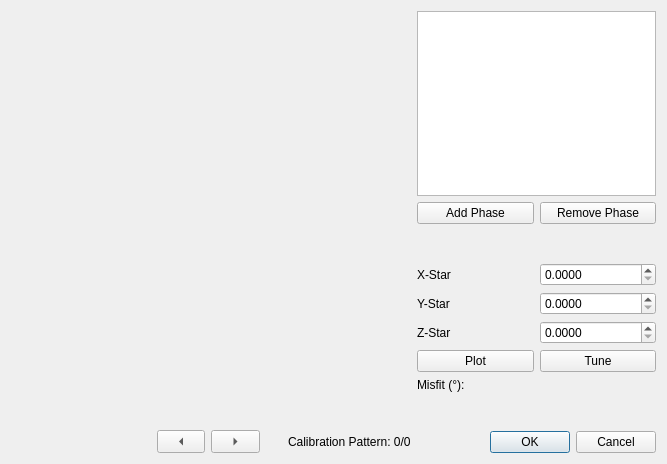
The window that ui/pattern_center.ui (EBSP-Indexer/EBSP-Indexer) describes before a commit, drawn with Qt 5.
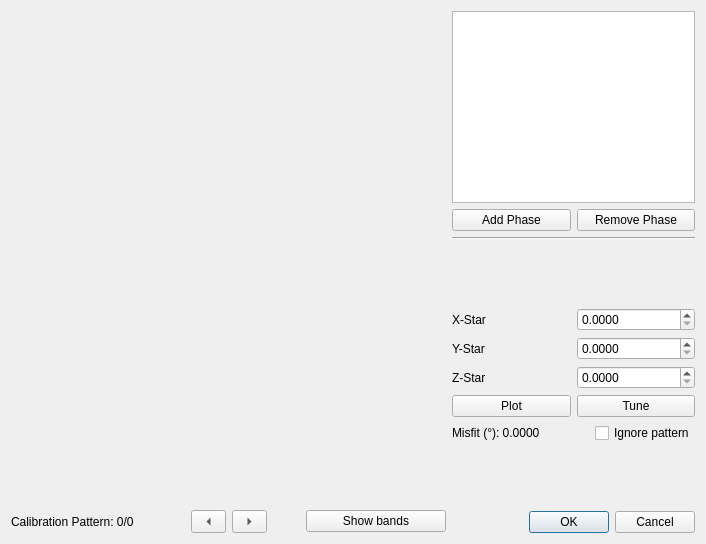
The same window after the commit. Custom widgets are drawn as their Qt base class.

Diff of the .ui file:
```diff
--- a/ui/pattern_center.ui
+++ b/ui/pattern_center.ui
@@ -6,14 +6,14 @@
    <rect>
     <x>0</x>
     <y>0</y>
-    <width>667</width>
-    <height>464</height>
+    <width>706</width>
+    <height>544</height>
    </rect>
   </property>
   <property name="windowTitle">
    <string>Pattern Center Refinement</string>
   </property>
-  <layout class="QHBoxLayout" name="horizontalLayout_7" stretch="1,0">
+  <layout class="QHBoxLayout" name="horizontalLayout_2">
    <item>
     <layout class="QVBoxLayout" name="verticalLayout_4" stretch="1,0">
      <item>
@@ -27,7 +27,26 @@
       </widget>
      </item>
      <item>
-      <layout class="QHBoxLayout" name="horizontalLayout" stretch="3,1,1,3">
+      <layout class="QHBoxLayout" name="horizontalLayout" stretch="0,3,2,2,3,0">
+       <item>
+        <widget class="QLabel" name="counterLabel">
+         <property name="minimumSize">
+          <size>
+           <width>140</width>
+           <height>0</height>
+          </size>
+         </property>
+         <property name="sizeIncrement">
+          <size>
+           <width>0</width>
+           <height>0</height>
+          </size>
+         </property>
+         <property name="text">
+          <string>Calibration Pattern: 0/0</string>
+         </property>
+        </widget>
+       </item>
        <item>
         <spacer name="horizontalSpacer">
          <property name="orientation">
@@ -49,6 +68,12 @@
            <verstretch>0</verstretch>
           </sizepolicy>
          </property>
+         <property name="minimumSize">
+          <size>
+           <width>35</width>
+           <height>0</height>
+          </size>
+         </property>
          <property name="inputMethodHints">
           <set>Qt::ImhNone</set>
          </property>
@@ -74,6 +99,12 @@
            <verstretch>0</verstretch>
           </sizepolicy>
          </property>
+         <property name="minimumSize">
+          <size>
+           <width>35</width>
+           <height>0</height>
+          </size>
+         </property>
          <property name="text">
           <string>...</string>
          </property>
@@ -82,10 +113,35 @@
          </property>
         </widget>
        </item>
-       <item alignment="Qt::AlignRight">
-        <widget class="QLabel" name="counterLabel">
+       <item>
+        <spacer name="horizontalSpacer_2">
+         <property name="orientation">
+          <enum>Qt::Horizontal</enum>
+         </property>
+         <property name="sizeHint" stdset="0">
+          <size>
+           <width>40</width>
+           <height>20</height>
+          </size>
+         </property>
+        </spacer>
+       </item>
+       <item>
+        <widget class="QPushButton" name="bandButton">
+         <property name="minimumSize">
+          <size>
+           <width>140</width>
+           <height>0</height>
+          </size>
+         </property>
+         <property name="sizeIncrement">
+          <size>
+           <width>0</width>
+           <height>0</height>
+          </size>
+         </property>
          <property name="text">
-          <string>Calibration Pattern: 0/0</string>
+          <string>Show bands</string>
          </property>
         </widget>
        </item>
@@ -116,6 +172,13 @@
        </item>
       </layout>
      </item>
+     <item>
+      <widget class="Line" name="line">
+       <property name="orientation">
+        <enum>Qt::Horizontal</enum>
+       </property>
+      </widget>
+     </item>
      <item>
       <spacer name="verticalSpacer">
        <property name="orientation">
@@ -236,11 +299,31 @@
       </layout>
      </item>
      <item>
-      <widget class="QLabel" name="labelMisfit">
-       <property name="text">
-        <string>Misfit (°):</string>
+      <layout class="QHBoxLayout" name="horizontalLayout_5">
+       <property name="spacing">
+        <number>-1</number>
        </property>
-      </widget>
+       <item>
+        <widget class="QLabel" name="labelMisfit">
+         <property name="text">
+          <string>Misfit (°): 0.0000</string>
+         </property>
+        </widget>
+       </item>
+       <item alignment="Qt::AlignRight">
+        <widget class="QCheckBox" name="ignoreCheckBox">
+         <property name="sizePolicy">
+          <sizepolicy hsizetype="Minimum" vsizetype="Minimum">
+           <horstretch>0</horstretch>
+           <verstretch>0</verstretch>
+          </sizepolicy>
+         </property>
+         <property name="text">
+          <string>Ignore pattern</string>
+         </property>
+        </widget>
+       </item>
+      </layout>
      </item>
      <item>
       <spacer name="verticalSpacer_2">
@@ -255,7 +338,7 @@
        </property>
       </spacer>
      </item>
-     <item alignment="Qt::AlignRight">
+     <item alignment="Qt::AlignRight|Qt::AlignVCenter">
       <widget class="QDialogButtonBox" name="buttonBox">
        <property name="sizePolicy">
         <sizepolicy hsizetype="Fixed" vsizetype="Fixed">
```
Left out of the diff: 2 changed lines with no effect on the pictures.
